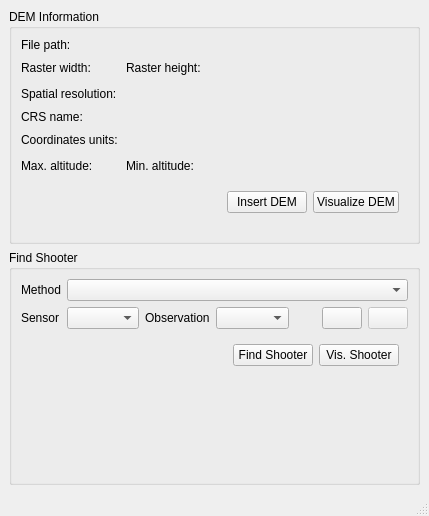
Old version of the form Gui/CustomWidgets/mainWindow.ui in the repository jpesperidiao/MOPA.
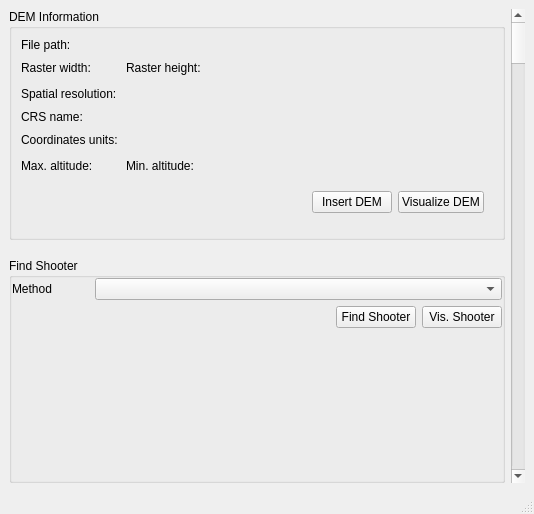
New version of the form. Icons and pictures are not drawn. Custom widgets are drawn as their Qt base class.

Commit message: composite design pattern working for sensors.

Patch:
```diff
--- a/Gui/CustomWidgets/mainWindow.ui
+++ b/Gui/CustomWidgets/mainWindow.ui
@@ -6,8 +6,8 @@
    <rect>
     <x>0</x>
     <y>0</y>
-    <width>429</width>
-    <height>516</height>
+    <width>534</width>
+    <height>514</height>
    </rect>
   </property>
   <property name="windowTitle">
@@ -178,52 +178,33 @@
       </layout>
      </widget>
     </item>
-    <item row="1" column="0">
+    <item row="3" column="0">
      <widget class="QGroupBox" name="groupBox_2">
       <property name="title">
        <string>Find Shooter</string>
       </property>
       <layout class="QGridLayout" name="gridLayout_2">
-       <item row="3" column="0" colspan="10">
+       <property name="leftMargin">
+        <number>0</number>
+       </property>
+       <property name="topMargin">
+        <number>0</number>
+       </property>
+       <property name="rightMargin">
+        <number>0</number>
+       </property>
+       <property name="bottomMargin">
+        <number>0</number>
+       </property>
+       <item row="2" column="0" colspan="6">
         <widget class="QWidget" name="widget_2" native="true">
-         <layout class="QGridLayout" name="gridLayout_4">
-          <item row="0" column="1">
-           <widget class="QPushButton" name="findPushButton">
-            <property name="text">
-             <string>Find Shooter</string>
-            </property>
-           </widget>
-          </item>
-          <item row="0" column="0">
-           <spacer name="horizontalSpacer_4">
-            <property name="orientation">
-             <enum>Qt::Horizontal</enum>
-            </property>
-            <property name="sizeHint" stdset="0">
-             <size>
-              <width>297</width>
-              <height>17</height>
-             </size>
-            </property>
-           </spacer>
-          </item>
-          <item row="0" column="2">
-           <widget class="QPushButton" name="visualizeShooterPushButton">
-            <property name="text">
-             <string>Vis. Shooter</string>
-            </property>
-           </widget>
-          </item>
-         </layout>
+         <layout class="QGridLayout" name="gridLayout_4"/>
         </widget>
        </item>
-       <item row="2" column="4" colspan="3">
-        <widget class="QComboBox" name="obsComboBox"/>
-       </item>
-       <item row="0" column="1" colspan="9">
+       <item row="0" column="1" colspan="5">
         <widget class="QComboBox" name="methodComboBox"/>
        </item>
-       <item row="4" column="2" colspan="2">
+       <item row="3" column="2" colspan="2">
         <spacer name="verticalSpacer_2">
          <property name="orientation">
           <enum>Qt::Vertical</enum>
@@ -243,51 +224,46 @@
          </property>
         </widget>
        </item>
-       <item row="2" column="0">
-        <widget class="QLabel" name="label_2">
+       <item row="1" column="5">
+        <widget class="QPushButton" name="visualizeShooterPushButton">
          <property name="text">
-          <string>Sensor</string>
+          <string>Vis. Shooter</string>
          </property>
         </widget>
        </item>
-       <item row="2" column="1" colspan="2">
-        <widget class="QComboBox" name="sensorComboBox"/>
-       </item>
-       <item row="2" column="3">
-        <widget class="QLabel" name="label_3">
+       <item row="1" column="4">
+        <widget class="QPushButton" name="findPushButton">
          <property name="text">
-          <string>Observation</string>
+          <string>Find Shooter</string>
          </property>
         </widget>
        </item>
-       <item row="2" column="9">
-        <widget class="QPushButton" name="updateObservationPushButton">
-         <property name="enabled">
-          <bool>false</bool>
+       <item row="1" column="0" colspan="4">
+        <spacer name="horizontalSpacer_4">
+         <property name="orientation">
+          <enum>Qt::Horizontal</enum>
          </property>
-         <property name="text">
-          <string/>
+         <property name="sizeHint" stdset="0">
+          <size>
+           <width>297</width>
+           <height>17</height>
+          </size>
          </property>
-         <property name="icon">
-          <iconset resource="../../resources.qrc">
-           <normaloff>:/Icons/edit.svg</normaloff>:/Icons/edit.svg</iconset>
-         </property>
-        </widget>
-       </item>
-       <item row="2" column="8">
-        <widget class="QPushButton" name="addObservationPushButton">
-         <property name="text">
-          <string/>
-         </property>
-         <property name="icon">
-          <iconset resource="../../resources.qrc">
-           <normaloff>:/Icons/add.svg</normaloff>:/Icons/add.svg</iconset>
-         </property>
-        </widget>
+        </spacer>
        </item>
       </layout>
      </widget>
     </item>
+    <item row="2" column="0">
+     <widget class="ObservationWidget" name="obsWidget" native="true"/>
+    </item>
+    <item row="0" column="1" rowspan="4">
+     <widget class="QScrollBar" name="verticalScrollBar">
+      <property name="orientation">
+       <enum>Qt::Vertical</enum>
+      </property>
+     </widget>
+    </item>
    </layout>
   </widget>
   <widget class="QMenuBar" name="menubar">
@@ -302,6 +278,20 @@
   </widget>
   <widget class="QStatusBar" name="statusbar"/>
  </widget>
+ <customwidgets>
+  <customwidget>
+   <class>ObservationWidget</class>
+   <extends>QWidget</extends>
+   <header>Gui.CustomWidgets.observationWidget.h</header>
+   <container>1</container>
+  </customwidget>
+  <customwidget>
+   <class>SensorWidget</class>
+   <extends>QWidget</extends>
+   <header>Gui.CustomWidgets.sensorWidget.h</header>
+   <container>1</container>
+  </customwidget>
+ </customwidgets>
  <resources>
   <include location="../../resources.qrc"/>
  </resources>
```
Left out of the diff: 5 changed lines with no effect on the pictures. The commit also changes 8 other files.
